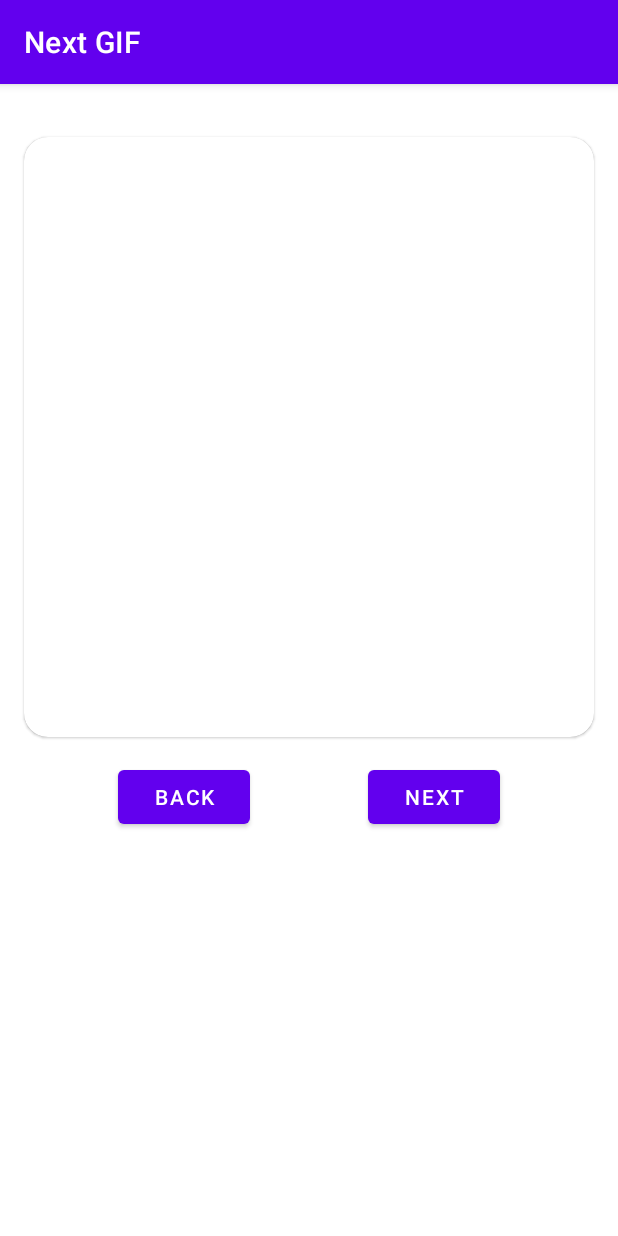
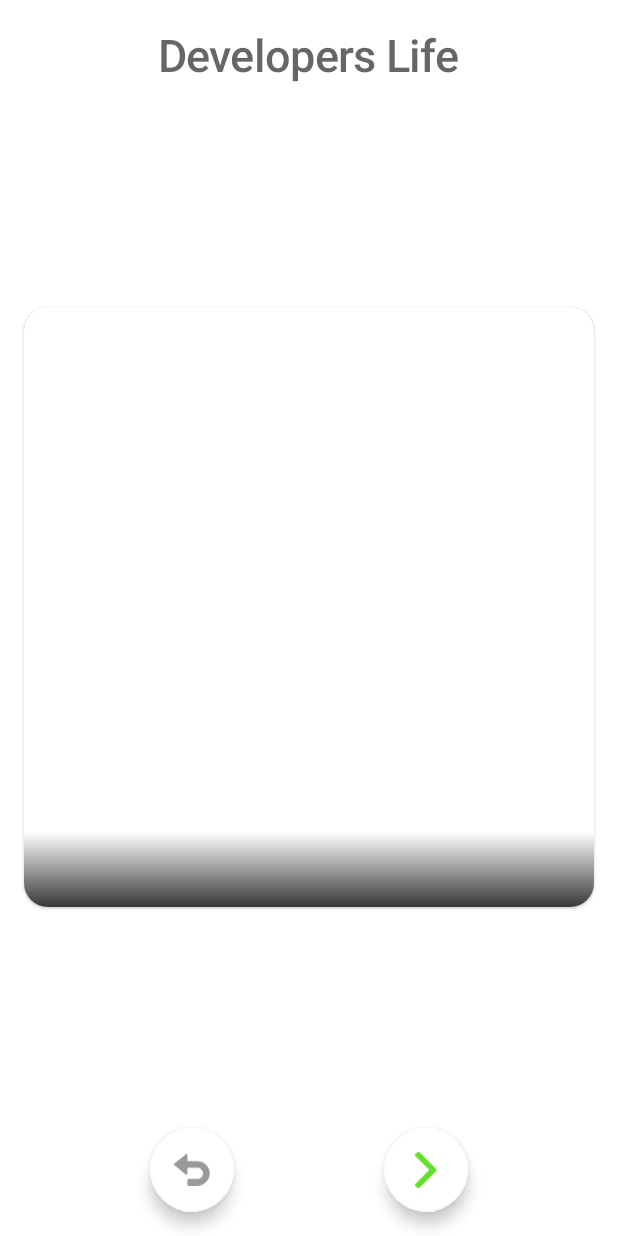
Before and after one commit to dimaklekchyan/next_gif, an Android app: the screen it shows after launch (ShowGifActivity), on a phone screen of 412 x 824 dp. Run offline under Robolectric (Android 15) with nearby library versions, the phone set to English and light mode, and no system bars; our stand-ins replace Dagger/Hilt's generated code, Timber, data binding; libraries missing offline, so code that uses them is left out: com.jakewharton.retrofit2; pictures from the network do not load; 5 statements that could not run were skipped.

Commit message:
Redesign of layout

```diff
--- a/app/src/main/java/com/klekchyan/nextgif/ui/ShowGifActivity.kt
+++ b/app/src/main/java/com/klekchyan/nextgif/ui/ShowGifActivity.kt
@@ -32,9 +32,9 @@ class ShowGifActivity : AppCompatActivity() {
         binding.viewModel = viewModel
 
         viewModel.currentPosition.observe(this, { position ->
-            binding.backButton.isClickable = when(position){
-                0 -> false
-                else -> true
+            when(position){
+                0 -> changeBackButtonBehavior(false)
+                else -> changeBackButtonBehavior(true)
             }
         })
 
@@ -47,19 +47,36 @@ class ShowGifActivity : AppCompatActivity() {
         })
     }
 
+    private fun changeNextButtonBehavior(isClickable: Boolean){
+        if(isClickable){
+            binding.nextButton.isClickable = isClickable
+            binding.nextButton.setImageResource(R.drawable.ic_next_button)
+        } else {
+            binding.nextButton.isClickable = isClickable
+            binding.nextButton.setImageResource(R.drawable.ic_next_button_not_clickable)
+        }
+    }
+    private fun changeBackButtonBehavior(isClickable: Boolean){
+        if(isClickable){
+            binding.backButton.isClickable = isClickable
+            binding.backButton.setImageResource(R.drawable.ic_back_button)
+        } else {
+            binding.backButton.isClickable = isClickable
+            binding.backButton.setImageResource(R.drawable.ic_back_button_not_clickable)
+        }
+    }
+
     private fun showDisconnectedContent(){
         binding.gifsCard.visibility = View.GONE
-        binding.disconnectedImage.isVisible = true
-        binding.tryAgain.isVisible = true
+        binding.disconnectedView.isVisible = true
 
-        binding.nextButton.isClickable = false
+        changeNextButtonBehavior(false)
     }
 
     private fun showContent(){
         binding.gifsCard.isVisible = true
-        binding.disconnectedImage.visibility = View.GONE
-        binding.tryAgain.visibility = View.GONE
+        binding.disconnectedView.visibility = View.GONE
 
-        binding.nextButton.isClickable = true
+        changeNextButtonBehavior(true)
     }
 }
--- /dev/null
+++ b/app/src/main/res/drawable/ic_back_button.xml
@@ -0,0 +1,9 @@
+<vector xmlns:android="http://schemas.android.com/apk/res/android"
+    android:width="46dp"
+    android:height="40dp"
+    android:viewportWidth="46"
+    android:viewportHeight="40">
+  <path
+      android:pathData="M29.2845,8.5727H17.1421V1.4302C17.1421,0.8816 16.8279,0.3817 16.3336,0.1417C15.8365,-0.0955 15.2508,-0.0326 14.8222,0.3131L0.5371,11.7412C0.1971,12.0155 0,12.424 0,12.8583C0,13.2925 0.1971,13.7011 0.5343,13.9754L14.8194,25.4035C15.0794,25.6092 15.3965,25.7149 15.7136,25.7149C15.925,25.7149 16.1365,25.6692 16.3336,25.5749C16.8279,25.3349 17.1421,24.8349 17.1421,24.2864V17.1438H29.5873C33.3243,17.1438 36.7299,19.8294 37.1042,23.5464C37.5356,27.8205 34.1843,31.4289 29.9987,31.4289H18.5707C17.7821,31.4289 17.1421,32.0689 17.1421,32.8574V38.5715C17.1421,39.36 17.7821,40 18.5707,40H29.9987C39.1784,40 46.5581,32.066 45.6352,22.7007C44.8267,14.5411 37.4841,8.5727 29.2845,8.5727Z"
+      android:fillColor="#FFC107"/>
+</vector>
--- /dev/null
+++ b/app/src/main/res/drawable/ic_back_button_not_clickable.xml
@@ -0,0 +1,9 @@
+<vector xmlns:android="http://schemas.android.com/apk/res/android"
+    android:width="46dp"
+    android:height="40dp"
+    android:viewportWidth="46"
+    android:viewportHeight="40">
+  <path
+      android:pathData="M29.2845,8.5727H17.1421V1.4302C17.1421,0.8816 16.8279,0.3817 16.3336,0.1417C15.8365,-0.0955 15.2508,-0.0326 14.8222,0.3131L0.5371,11.7412C0.1971,12.0155 0,12.424 0,12.8583C0,13.2925 0.1971,13.7011 0.5343,13.9754L14.8194,25.4035C15.0794,25.6092 15.3965,25.7149 15.7136,25.7149C15.925,25.7149 16.1365,25.6692 16.3336,25.5749C16.8279,25.3349 17.1421,24.8349 17.1421,24.2864V17.1438H29.5873C33.3243,17.1438 36.7299,19.8294 37.1042,23.5464C37.5356,27.8205 34.1843,31.4289 29.9987,31.4289H18.5707C17.7821,31.4289 17.1421,32.0689 17.1421,32.8574V38.5715C17.1421,39.36 17.7821,40 18.5707,40H29.9987C39.1784,40 46.5581,32.066 45.6352,22.7007C44.8267,14.5411 37.4841,8.5727 29.2845,8.5727Z"
+      android:fillColor="#999999"/>
+</vector>
--- /dev/null
+++ b/app/src/main/res/drawable/ic_next_button.xml
@@ -0,0 +1,9 @@
+<vector xmlns:android="http://schemas.android.com/apk/res/android"
+    android:width="24dp"
+    android:height="40dp"
+    android:viewportWidth="24"
+    android:viewportHeight="40">
+  <path
+      android:pathData="M22.8616,18.4392L5.0611,0.639C4.6494,0.227 4.0998,0 3.5138,0C2.9278,0 2.3782,0.227 1.9665,0.639L0.6556,1.9496C-0.1974,2.8036 -0.1974,4.1915 0.6556,5.0442L15.6031,19.9917L0.639,34.9558C0.2273,35.3678 0,35.9171 0,36.5028C0,37.0891 0.2273,37.6384 0.639,38.0507L1.9499,39.361C2.3619,39.773 2.9112,40 3.4972,40C4.0832,40 4.6328,39.773 5.0445,39.361L22.8616,21.5445C23.2743,21.1312 23.5009,20.5793 23.4996,19.9927C23.5009,19.4037 23.2743,18.8522 22.8616,18.4392Z"
+      android:fillColor="#63DF29"/>
+</vector>
--- /dev/null
+++ b/app/src/main/res/drawable/ic_next_button_not_clickable.xml
@@ -0,0 +1,9 @@
+<vector xmlns:android="http://schemas.android.com/apk/res/android"
+    android:width="24dp"
+    android:height="40dp"
+    android:viewportWidth="24"
+    android:viewportHeight="40">
+  <path
+      android:pathData="M22.8616,18.4392L5.0611,0.639C4.6494,0.227 4.0998,0 3.5138,0C2.9278,0 2.3782,0.227 1.9665,0.639L0.6556,1.9496C-0.1974,2.8036 -0.1974,4.1915 0.6556,5.0442L15.6031,19.9917L0.639,34.9558C0.2273,35.3678 0,35.9171 0,36.5028C0,37.0891 0.2273,37.6384 0.639,38.0507L1.9499,39.361C2.3619,39.773 2.9112,40 3.4972,40C4.0832,40 4.6328,39.773 5.0445,39.361L22.8616,21.5445C23.2743,21.1312 23.5009,20.5793 23.4996,19.9927C23.5009,19.4037 23.2743,18.8522 22.8616,18.4392Z"
+      android:fillColor="#999999"/>
+</vector>
--- /dev/null
+++ b/app/src/main/res/drawable/text_block_gradient.xml
@@ -0,0 +1,7 @@
+<?xml version="1.0" encoding="utf-8"?>
+<shape xmlns:android="http://schemas.android.com/apk/res/android"
+    android:shape="rectangle">
+    <gradient
+        android:startColor="@color/grey"
+        android:angle="90" />
+</shape>
--- a/app/src/main/res/layout/show_gif_activity.xml
+++ b/app/src/main/res/layout/show_gif_activity.xml
@@ -8,10 +8,10 @@
             name="viewModel"
             type="com.klekchyan.nextgif.ui.ShowGifViewModel" />
     </data>
-
         <androidx.core.widget.NestedScrollView
             android:layout_width="match_parent"
-        android:layout_height="match_parent">
+            android:layout_height="match_parent"
+            android:fillViewport="true">
 
             <androidx.constraintlayout.widget.ConstraintLayout
                 android:layout_width="match_parent"
@@ -20,12 +20,12 @@
 
                 <TextView
                     android:id="@+id/title"
+                    style="@style/TextAppearance.Title"
                     android:layout_width="wrap_content"
                     android:layout_height="wrap_content"
-                android:text="@{viewModel.currentGif.description}"
-                tools:text="Description"
+                    android:layout_marginTop="@dimen/large_margin"
+                    android:text="@string/title_developers_life"
 
-                app:layout_constraintBottom_toTopOf="@id/gifs_card"
                     app:layout_constraintLeft_toLeftOf="parent"
                     app:layout_constraintRight_toRightOf="parent"
                     app:layout_constraintTop_toTopOf="parent" />
@@ -34,8 +34,55 @@
                     android:id="@+id/gifs_card"
                     android:layout_width="match_parent"
                     android:layout_height="400dp"
-                android:layout_margin="16dp"
-                app:cardCornerRadius="16dp"
+                    android:layout_margin="@dimen/large_margin"
+                    app:cardCornerRadius="@dimen/card_view_corner_radius"
+
+
+                    app:layout_constraintBottom_toTopOf="@id/back_button"
+                    app:layout_constraintLeft_toLeftOf="parent"
+                    app:layout_constraintRight_toRightOf="parent"
+                    app:layout_constraintTop_toBottomOf="@+id/title">
+
+                    <androidx.constraintlayout.widget.ConstraintLayout
+                        android:layout_width="match_parent"
+                        android:layout_height="match_parent">
+
+                        <ImageView
+                            setGif="@{viewModel.currentGif.gifURL}"
+                            android:layout_width="match_parent"
+                            android:layout_height="match_parent"
+                            tools:src="@drawable/preview"
+                            android:contentDescription="@string/gif"
+
+                            app:layout_constraintTop_toTopOf="parent"
+                            app:layout_constraintBottom_toBottomOf="parent"
+                            app:layout_constraintEnd_toEndOf="parent"
+                            app:layout_constraintStart_toStartOf="parent"/>
+                        <TextView
+                            android:layout_width="match_parent"
+                            android:layout_height="50dp"
+                            style="@style/TextAppearance.GeneralText"
+                            tools:text="@string/disconnected_description"
+                            android:text="@{viewModel.currentGif.description}"
+                            android:textColor="@color/white"
+                            android:paddingBottom="@dimen/padding"
+                            android:gravity="center"
+                            android:background="@drawable/text_block_gradient"
+
+                            app:layout_constraintEnd_toEndOf="parent"
+                            app:layout_constraintStart_toStartOf="parent"
+                            app:layout_constraintBottom_toBottomOf="parent"
+                            />
+                    </androidx.constraintlayout.widget.ConstraintLayout>
+
+                </com.google.android.material.card.MaterialCardView>
+
+                <LinearLayout
+                    android:id="@+id/disconnected_view"
+                    android:layout_width="match_parent"
+                    android:layout_height="400dp"
+                    android:orientation="vertical"
+                    android:visibility="gone"
 
                     app:layout_constraintBottom_toTopOf="@id/back_button"
                     app:layout_constraintLeft_toLeftOf="parent"
@@ -43,69 +90,70 @@
                     app:layout_constraintTop_toBottomOf="@+id/title">
 
                     <ImageView
-                    android:layout_width="match_parent"
-                    android:layout_height="match_parent"
-                    setGif="@{viewModel.currentGif.gifURL}"/>
+                        android:id="@+id/disconnected_image"
+                        android:layout_width="100dp"
+                        android:layout_height="0dp"
+                        android:layout_gravity="center"
+                        android:layout_weight="1"
+                        android:contentDescription="@string/disconnected"
+                        android:src="@drawable/ic_disconnected" />
 
-            </com.google.android.material.card.MaterialCardView>
-
-            <ImageView
-                android:id="@+id/disconnected_image"
+                    <TextView
+                        android:id="@+id/disconnected_description"
                         android:layout_width="wrap_content"
                         android:layout_height="wrap_content"
-                android:contentDescription="@string/disconnected"
-                android:src="@drawable/ic_disconnected"
-                android:visibility="gone"
+                        style="@style/TextAppearance.GeneralText"
+                        android:layout_gravity="center"
+                        android:text="@string/disconnected_description"
+                        android:textAlignment="center"/>
 
-                app:layout_constraintLeft_toLeftOf="parent"
-                app:layout_constraintRight_toRightOf="parent"
-                app:layout_constraintTop_toBottomOf="@+id/title"
-                app:layout_constraintBottom_toTopOf="@id/try_again"
-                />
-            <TextView
-                android:id="@+id/try_again"
+                    <com.google.android.material.button.MaterialButton
+                        android:id="@+id/try_again_button"
+                        style="@style/Widget.MaterialComponents.Button.TextButton"
                         android:layout_width="wrap_content"
                         android:layout_height="wrap_content"
-                android:text="@string/try_again"
-                android:textAlignment="center"
-                android:textSize="12sp"
-                android:visibility="gone"
+                        android:layout_gravity="center"
                         android:onClick="@{() -> viewModel.onTryAgainButtonClicked()}"
+                        android:text="@string/try_again" />
 
-                app:layout_constraintTop_toBottomOf="@id/disconnected_image"
-                app:layout_constraintLeft_toLeftOf="parent"
-                app:layout_constraintRight_toRightOf="parent"
-                app:layout_constraintBottom_toTopOf="@id/back_button"
-                />
+                </LinearLayout>
 
-            <com.google.android.material.button.MaterialButton
+                <com.google.android.material.floatingactionbutton.FloatingActionButton
                     android:id="@+id/back_button"
                     android:layout_width="wrap_content"
                     android:layout_height="wrap_content"
+                    android:layout_marginBottom="@dimen/large_margin"
                     android:onClick="@{() -> viewModel.onBackButtonClicked()}"
-                android:text="Back"
+                    android:contentDescription="@string/back_button"
+
+                    app:backgroundTint="?attr/colorOnPrimary"
 
                     app:layout_constraintBottom_toBottomOf="parent"
                     app:layout_constraintEnd_toStartOf="@+id/next_button"
                     app:layout_constraintHorizontal_bias="0.5"
                     app:layout_constraintStart_toStartOf="parent"
-                app:layout_constraintTop_toBottomOf="@+id/gifs_card" />
 
-            <com.google.android.material.button.MaterialButton
+                    app:srcCompat="@drawable/ic_back_button"
+                    app:tint="@null" />
+
+                <com.google.android.material.floatingactionbutton.FloatingActionButton
                     android:id="@+id/next_button"
                     android:layout_width="wrap_content"
                     android:layout_height="wrap_content"
                     android:onClick="@{() -> viewModel.onNextButtonClicked()}"
-                android:text="Next"
+                    android:contentDescription="@string/next_button"
+
+                    app:backgroundTint="?attr/colorOnPrimary"
 
                     app:layout_constraintBottom_toBottomOf="@+id/back_button"
                     app:layout_constraintEnd_toEndOf="parent"
                     app:layout_constraintHorizontal_bias="0.5"
                     app:layout_constraintStart_toEndOf="@+id/back_button"
-                app:layout_constraintTop_toTopOf="@+id/back_button" />
+                    app:layout_constraintTop_toTopOf="@+id/back_button"
+
+                    app:srcCompat="@drawable/ic_next_button"
+                    app:tint="@null" />
 
             </androidx.constraintlayout.widget.ConstraintLayout>
-
         </androidx.core.widget.NestedScrollView>
-
 </layout>
--- a/app/src/main/res/values-night/themes.xml
+++ b/app/src/main/res/values-night/themes.xml
@@ -1,6 +1,6 @@
 <resources xmlns:tools="http://schemas.android.com/tools">
     <!-- Base application theme. -->
-    <style name="Theme.NextGIF" parent="Theme.MaterialComponents.DayNight.DarkActionBar">
+    <style name="Theme.NextGIF" parent="Theme.MaterialComponents.DayNight.NoActionBar">
         <!-- Primary brand color. -->
         <item name="colorPrimary">@color/purple_200</item>
         <item name="colorPrimaryVariant">@color/purple_700</item>
--- a/app/src/main/res/values/colors.xml
+++ b/app/src/main/res/values/colors.xml
@@ -7,4 +7,5 @@
     <color name="teal_700">#FF018786</color>
     <color name="black">#FF000000</color>
     <color name="white">#FFFFFFFF</color>
+    <color name="grey">#383838</color>
 </resources>
--- /dev/null
+++ b/app/src/main/res/values/dimens.xml
@@ -0,0 +1,8 @@
+<?xml version="1.0" encoding="utf-8"?>
+<resources>
+    <dimen name="large_margin">16dp</dimen>
+    <dimen name="card_view_corner_radius">16dp</dimen>
+    <dimen name="padding">8dp</dimen>
+    <dimen name="large_text_size">30sp</dimen>
+    <dimen name="general_text_size">12sp</dimen>
+</resources>
--- a/app/src/main/res/values/strings.xml
+++ b/app/src/main/res/values/strings.xml
@@ -1,5 +1,10 @@
 <resources>
     <string name="app_name">Next GIF</string>
     <string name="disconnected">Disconnected</string>
-    <string name="try_again">Internet has not been working<br></br><u>Try again</u></string>
+    <string name="disconnected_description">Internet has not been working</string>
+    <string name="try_again"><u>Try again</u></string>
+    <string name="title_developers_life">Developers Life</string>
+    <string name="gif">Gif</string>
+    <string name="back_button">Back button</string>
+    <string name="next_button">Next button</string>
 </resources>
--- /dev/null
+++ b/app/src/main/res/values/styles.xml
@@ -0,0 +1,13 @@
+<?xml version="1.0" encoding="utf-8"?>
+<resources>
+
+    <style name="TextAppearance.Title" parent="TextAppearance.MaterialComponents.Headline1">
+        <item name="android:textStyle">bold</item>
+        <item name="android:textSize">@dimen/large_text_size</item>
+    </style>
+
+    <style name="TextAppearance.GeneralText" parent="TextAppearance.MaterialComponents.Body1">
+        <item name="android:textSize">@dimen/general_text_size</item>
+    </style>
+
+</resources>
--- a/app/src/main/res/values/themes.xml
+++ b/app/src/main/res/values/themes.xml
@@ -1,6 +1,6 @@
 <resources xmlns:tools="http://schemas.android.com/tools">
     <!-- Base application theme. -->
-    <style name="Theme.NextGIF" parent="Theme.MaterialComponents.DayNight.DarkActionBar">
+    <style name="Theme.NextGIF" parent="Theme.MaterialComponents.DayNight.NoActionBar">
         <!-- Primary brand color. -->
         <item name="colorPrimary">@color/purple_500</item>
         <item name="colorPrimaryVariant">@color/purple_700</item>
```
Also changed, not shown: app/src/main/res/drawable-v24/preview.jpg (added). Lines whose indentation alone changed are shown as unchanged.
